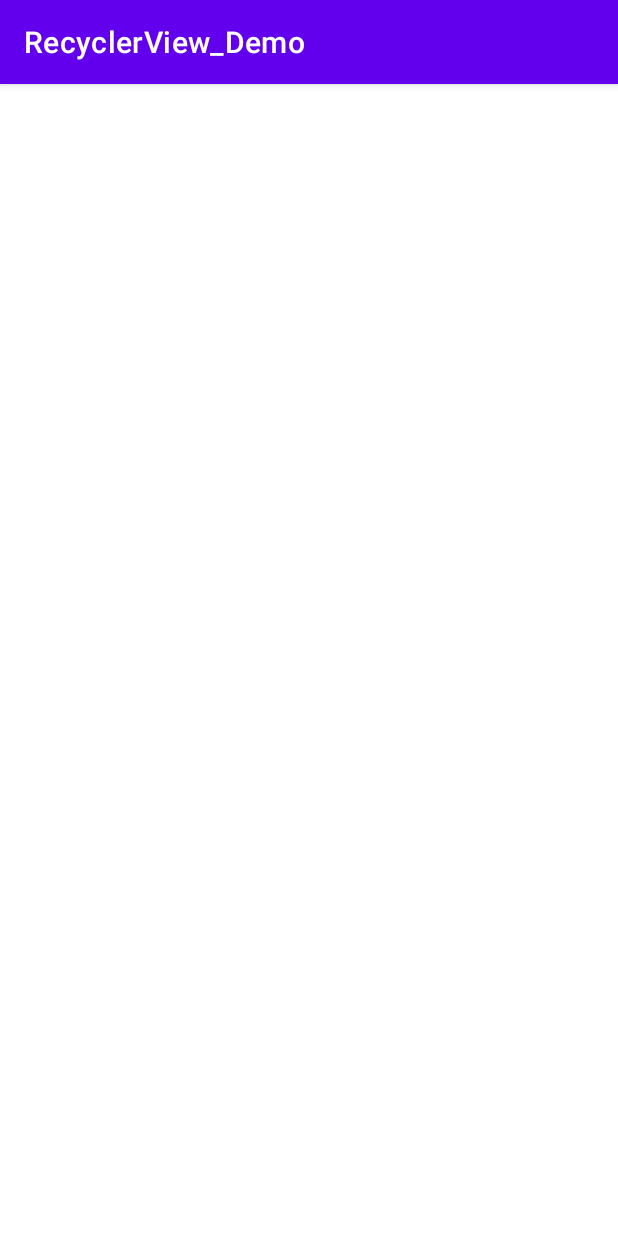
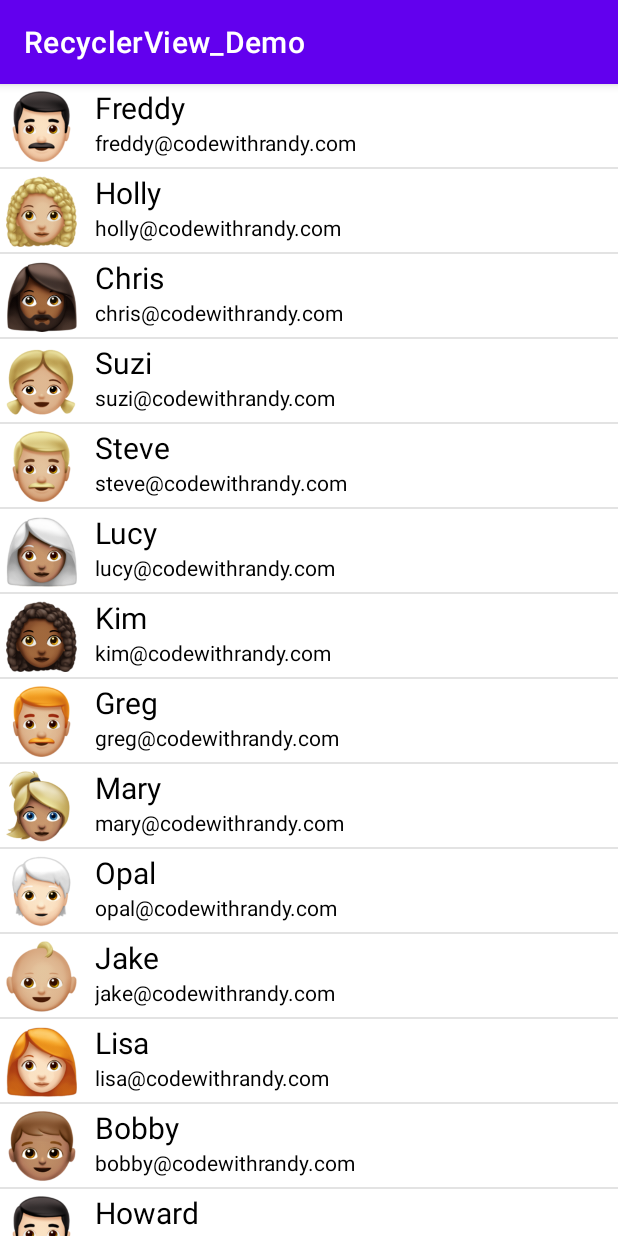
Before and after one commit to codewithrandy/RecyclerView_Demo, an Android app: the screen it shows after launch (MainActivity), on a phone screen of 412 x 824 dp. Run offline under Robolectric (Android 15) with nearby library versions, the phone set to English and light mode, and no system bars.

Commit message:
added icons and populated recyclerview

```diff
--- a/app/src/main/java/com/codewithrandy/recyclerview_demo/MainActivity.java
+++ b/app/src/main/java/com/codewithrandy/recyclerview_demo/MainActivity.java
@@ -1,8 +1,17 @@
 package com.codewithrandy.recyclerview_demo;
 
 import androidx.appcompat.app.AppCompatActivity;
+import androidx.recyclerview.widget.LinearLayoutManager;
+import androidx.recyclerview.widget.RecyclerView;
 
 import android.os.Bundle;
+
+import com.codewithrandy.recyclerview_demo.adapter.ItemAdapter;
+import com.codewithrandy.recyclerview_demo.model.Item;
+
+import java.util.ArrayList;
+import java.util.List;
+
 
 public class MainActivity extends AppCompatActivity {
 
@@ -10,5 +19,35 @@ public class MainActivity extends AppCompatActivity {
     protected void onCreate(Bundle savedInstanceState) {
         super.onCreate(savedInstanceState);
         setContentView(R.layout.activity_main);
+
+        List<Item> items = new ArrayList<>();
+        items.add(new Item("Freddy", "freddy@codewithrandy.com", R.drawable.a));
+        items.add(new Item("Holly", "holly@codewithrandy.com", R.drawable.b));
+        items.add(new Item("Chris", "chris@codewithrandy.com", R.drawable.c));
+        items.add(new Item("Suzi", "suzi@codewithrandy.com", R.drawable.d));
+        items.add(new Item("Steve", "steve@codewithrandy.com", R.drawable.e));
+        items.add(new Item("Lucy", "lucy@codewithrandy.com", R.drawable.f));
+        items.add(new Item("Kim", "kim@codewithrandy.com", R.drawable.g));
+        items.add(new Item("Greg", "greg@codewithrandy.com", R.drawable.h));
+        items.add(new Item("Mary", "mary@codewithrandy.com", R.drawable.i));
+        items.add(new Item("Opal", "opal@codewithrandy.com", R.drawable.j));
+        items.add(new Item("Jake", "jake@codewithrandy.com", R.drawable.k));
+        items.add(new Item("Lisa", "lisa@codewithrandy.com", R.drawable.l));
+        items.add(new Item("Bobby", "bobby@codewithrandy.com", R.drawable.m));
+        items.add(new Item("Howard", "howard@codewithrandy.com", R.drawable.a));
+        items.add(new Item("Britney", "britney@codewithrandy.com", R.drawable.b));
+        items.add(new Item("John", "john@codewithrandy.com", R.drawable.c));
+        items.add(new Item("Cathy", "cathy@codewithrandy.com", R.drawable.d));
+        items.add(new Item("Jimmy", "jimmy@codewithrandy.com", R.drawable.e));
+        items.add(new Item("Dallas", "dallas@codewithrandy.com", R.drawable.f));
+        items.add(new Item("Christine", "christine@codewithrandy.com", R.drawable.g));
+        items.add(new Item("Brad", "brad@codewithrandy.com", R.drawable.h));
+        items.add(new Item("Molly", "molly@codewithrandy.com", R.drawable.i));
+        items.add(new Item("Victoria", "victoria@codewithrandy.com", R.drawable.j));
+        items.add(new Item("Austin", "austin@codewithrandy.com", R.drawable.k));
+
+        RecyclerView recyclerView = findViewById(R.id.recyclerview);
+        recyclerView.setLayoutManager(new LinearLayoutManager(this));
+        recyclerView.setAdapter(new ItemAdapter(getApplicationContext(), items));
     }
 }
```
Also changed, not shown: app/src/main/res/drawable/a.png (added), app/src/main/res/drawable/b.png (added), app/src/main/res/drawable/c.png (added), app/src/main/res/drawable/d.png (added), app/src/main/res/drawable/e.png (added), app/src/main/res/drawable/f.png (added), app/src/main/res/drawable/g.png (added), app/src/main/res/drawable/h.png (added), app/src/main/res/drawable/i.png (added), app/src/main/res/drawable/j.png (added), app/src/main/res/drawable/k.png (added), app/src/main/res/drawable/l.png (added), app/src/main/res/drawable/m.png (added).
